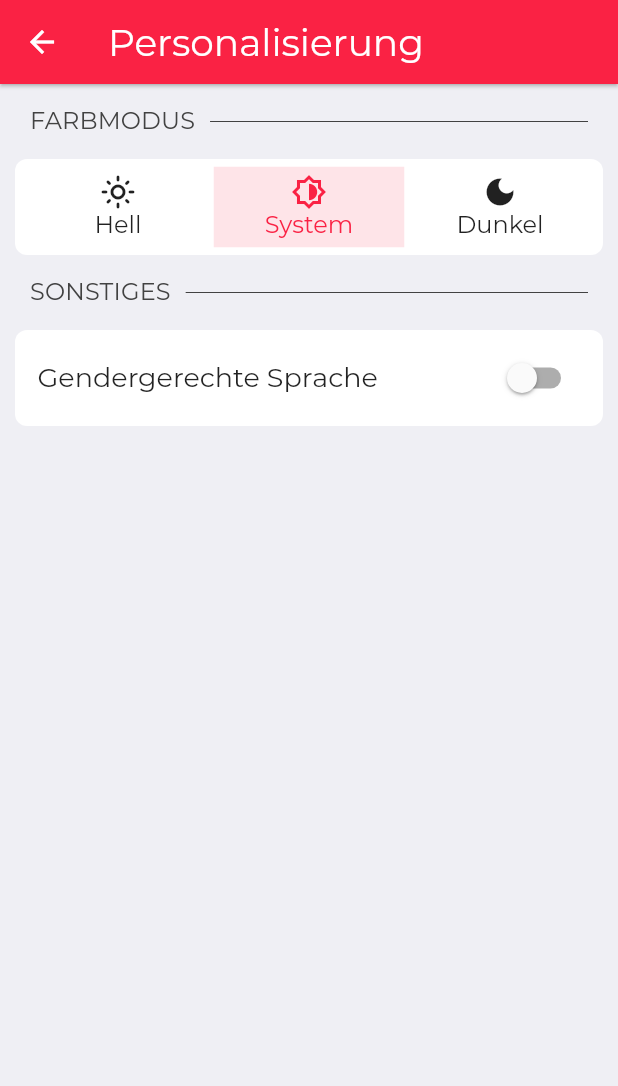
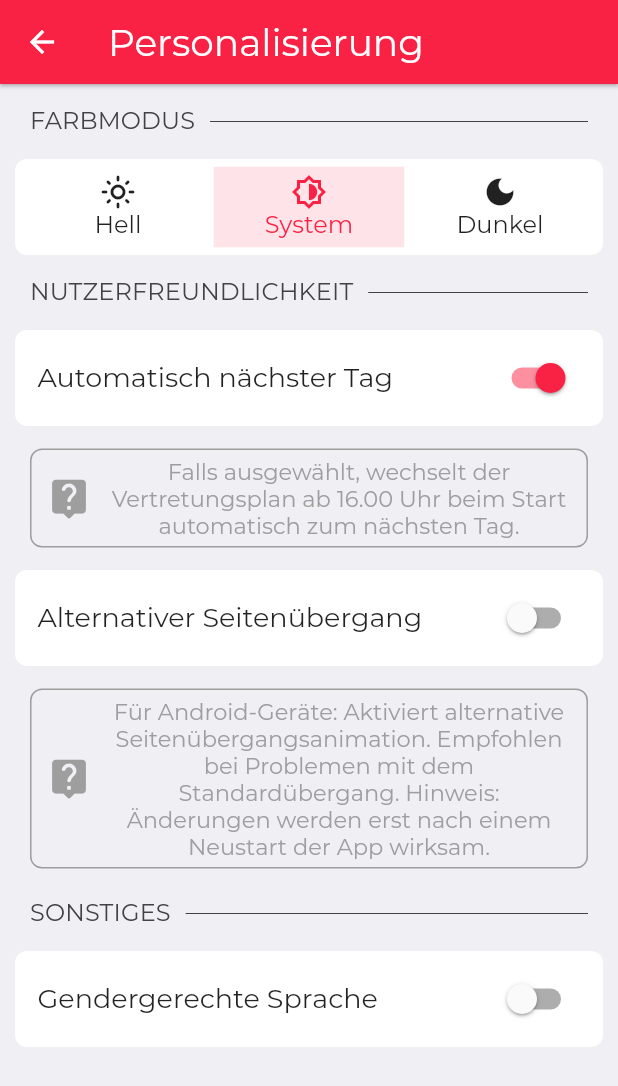
Before and after one commit to lukasengel/schueler_app, a Flutter app: the PersonalizationPage screen opened by its route, on a phone screen of 412 x 824 dp. Shown: the top 1086 px of the screen. Run offline on Flutter 3.47's test engine with Material 2 defaults, Android fonts, the light colour scheme and no system bars; our stand-ins replace cached_network_image, firebase_auth, firebase_core, firebase_database, firebase_messaging, flutter_easyrefresh and 6 more; missing offline and left inert: marquee_text; accounts and stored records are empty; project files that could hold a hidden picture were left out.

Commit message:
Update 09/21/22 (Version 6)

```diff
--- a/lang/de_DE.json
+++ b/lang/de_DE.json
@@ -50,6 +50,11 @@
     "settings/personalization/light": "Hell",
     "settings/personalization/dark": "Dunkel",
     "settings/personalization/system": "System",
+    "settings/personalization/usability":"Nutzerfreundlichkeit",
+    "settings/personalization/jump_to_next_day": "Automatisch nächster Tag",
+    "settings/personalization/info_jump_to_next_day":"Falls ausgewählt, wechselt der Vertretungsplan ab 16.00 Uhr beim Start automatisch zum nächsten Tag.",
+    "settings/personalization/android_alternative_transition": "Alternativer Seitenübergang",
+    "settings/personalization/info_android_alternative_transition":"Für Android-Geräte: Aktiviert alternative Seitenübergangsanimation. Empfohlen bei Problemen mit dem Standardübergang. Hinweis: Änderungen werden erst nach einem Neustart der App wirksam.",
     "settings/personalization/gender_neutral_language": "Gendergerechte Sprache",
 
     "settings/filters/choose_grade": "Jahrgangsstufen",
--- a/lang/en_US.json
+++ b/lang/en_US.json
@@ -43,7 +43,7 @@
     "settings/filters": "Filter Table",
     "settings/notifications": "Notifications",
     "settings/abbreviations":"Abbreviations",
-    "settings/report_a_bug": "Report a bug/Feedback",
+    "settings/report_a_bug": "Report a Bug/Feedback",
     "settings/github": "GitHub",
     "settings/logout": "Sign Out",
 
@@ -51,6 +51,11 @@
     "settings/personalization/light": "Light",
     "settings/personalization/dark": "Dark",
     "settings/personalization/system": "System",
+    "settings/personalization/usability":"Usability",
+    "settings/personalization/jump_to_next_day": "Jump to Next Day",
+    "settings/personalization/info_jump_to_next_day":"If enabled, after 4 PM the substitution plan automatically jumps to the next day when the app is launched.",
+    "settings/personalization/android_alternative_transition": "Alternative Page Transition",
+    "settings/personalization/info_android_alternative_transition":"For Android devices: Enables alternative page transition. Recommended if you're experiencing trouble with the default. Please note: Requires a restart of the app to take effect.",
     "settings/personalization/gender_neutral_language": "Gender-neutral Language",
 
     "settings/filters/choose_grade": "Grades",
--- a/lib/controllers/local_data.dart
+++ b/lib/controllers/local_data.dart
@@ -63,6 +63,9 @@ class LocalData extends GetxController {
         broadcastNotifications:
             prefs.getBool("broadcastNotifications") ?? false,
         forceGerman: prefs.getBool("forceGerman") ?? false,
+        jumpToNextDay: prefs.getBool("jumpToNextDay") ?? true,
+        androidAlternativeTransition:
+            prefs.getBool("androidAlternativeTransition") ?? false,
         selectedTheme: ColorMode.values[prefs.getInt("selectedTheme") ?? 1],
       );
     } catch (e) {
@@ -84,6 +87,9 @@ class LocalData extends GetxController {
       await prefs.setBool(
           "broadcastNotifications", settings.broadcastNotifications);
       await prefs.setBool("forceGerman", settings.forceGerman);
+      await prefs.setBool("jumpToNextDay", settings.jumpToNextDay);
+      await prefs.setBool("androidAlternativeTransition",
+          settings.androidAlternativeTransition);
       await prefs.setInt("selectedTheme", settings.selectedTheme.index);
     } catch (e) {
       throw LocalDataException.settingsWriteError(e.toString());
--- a/lib/models/settings.dart
+++ b/lib/models/settings.dart
@@ -1,15 +1,18 @@
-enum ColorMode {LIGHT, SYSTEM, DARK}
+enum ColorMode { LIGHT, SYSTEM, DARK }
 
 class Settings {
-  String username, password;
+  String username;
+  String password;
   Map<String, dynamic> filters;
   List<String> notifications;
-  bool reversedNews,
-      reversedSmv,
-      dailyNotifications,
-      smvNotifications,
-      broadcastNotifications,
-      forceGerman;
+  bool reversedNews;
+  bool reversedSmv;
+  bool dailyNotifications;
+  bool smvNotifications;
+  bool broadcastNotifications;
+  bool forceGerman;
+  bool jumpToNextDay;
+  bool androidAlternativeTransition;
   ColorMode selectedTheme;
 
   Settings({
@@ -23,6 +26,8 @@ class Settings {
     required this.smvNotifications,
     required this.broadcastNotifications,
     required this.forceGerman,
+    required this.jumpToNextDay,
+    required this.androidAlternativeTransition,
     required this.selectedTheme,
   });
 }
--- a/lib/pages/settings_page/settings_subpages/personalizations_page/personalization_page.dart
+++ b/lib/pages/settings_page/settings_subpages/personalizations_page/personalization_page.dart
@@ -1,3 +1,5 @@
+import 'dart:io';
+
 import 'package:flutter/material.dart';
 import 'package:get/get.dart';
 
@@ -6,6 +8,7 @@ import './personalization_page_controller.dart';
 import '../../../../widgets/settings_ui/settings_container.dart';
 import '../../../../widgets/settings_ui/settings_switch_tile.dart';
 import '../../../../widgets/settings_ui/settings_text.dart';
+import '../../../../widgets/settings_ui/settings_info_box.dart';
 
 class PersonalizationPage extends StatelessWidget {
   static const route = "/settings/personalization";
@@ -22,7 +25,7 @@ class PersonalizationPage extends StatelessWidget {
         bottom: false,
         child: GetBuilder<PersonalizationPageController>(builder: (controller) {
           return ListView(
-            padding: const EdgeInsets.only(top: 5),
+            padding: const EdgeInsets.fromLTRB(0, 5, 0, 150),
             children: [
               SettingsText(text: "settings/personalization/colors".tr),
               SettingsContainer(
@@ -72,6 +75,37 @@ class PersonalizationPage extends StatelessWidget {
                   ),
                 ),
               ),
+              SettingsText(text: "settings/personalization/usability".tr),
+              SettingsSwitchTile(
+                label: "settings/personalization/jump_to_next_day".tr,
+                value: controller.localData.settings.jumpToNextDay,
+                onChanged: controller.jumpToNexDay,
+              ),
+              SettingsInfoBox(
+                "settings/personalization/info_jump_to_next_day".tr,
+                margin: const EdgeInsets.symmetric(
+                  horizontal: 20,
+                  vertical: 10,
+                ),
+              ),
+              if (Platform.isAndroid) ...[
+                SettingsSwitchTile(
+                  label:
+                      "settings/personalization/android_alternative_transition"
+                          .tr,
+                  value: controller
+                      .localData.settings.androidAlternativeTransition,
+                  onChanged: controller.androidAlternativeTransition,
+                ),
+                SettingsInfoBox(
+                  "settings/personalization/info_android_alternative_transition"
+                      .tr,
+                  margin: const EdgeInsets.symmetric(
+                    horizontal: 20,
+                    vertical: 10,
+                  ),
+                ),
+              ],
               SettingsText(text: "settings/filters/misc".tr),
               SettingsSwitchTile(
                 label: "settings/personalization/gender_neutral_language".tr,
--- a/lib/theme.dart
+++ b/lib/theme.dart
@@ -156,7 +156,7 @@ class AppTheme {
       style: ElevatedButton.styleFrom(
         shape: RoundedRectangleBorder(borderRadius: BorderRadius.circular(15)),
         textStyle: const TextStyle(fontSize: 25, fontFamily: "Montserrat"),
-        onPrimary: Colors.white,
+        foregroundColor: Colors.white,
       ),
     ),
     textButtonTheme: TextButtonThemeData(
--- a/lib/widgets/settings_ui/settings_info_box.dart
+++ b/lib/widgets/settings_ui/settings_info_box.dart
@@ -1,12 +1,15 @@
 import 'package:flutter/material.dart';
 
 class SettingsInfoBox extends StatelessWidget {
+  final EdgeInsetsGeometry? margin;
   final String message;
-  const SettingsInfoBox(this.message, {Key? key}) : super(key: key);
+  const SettingsInfoBox(this.message, {this.margin, Key? key})
+      : super(key: key);
 
   @override
   Widget build(BuildContext context) {
     return Container(
+      margin: margin,
       constraints: const BoxConstraints(maxWidth: 500),
       decoration: BoxDecoration(
         borderRadius: BorderRadius.circular(8),
--- a/lib/widgets/table_container/table_container.dart
+++ b/lib/widgets/table_container/table_container.dart
@@ -43,14 +43,11 @@ class TableContainer extends StatelessWidget {
       }
 
       showSnackBar(
-        context: Get.context!,
-        snackbar: SnackBar(
         content: one.isEmpty ? Text(two) : Text(one + ": " + two),
         duration: const Duration(seconds: 5),
         action: SnackBarAction(
           label: "home/show_all".tr,
           onPressed: () => Get.toNamed(routes.abbreviations),
-          ),
         ),
       );
     }
@@ -181,6 +178,8 @@ class TableContainer extends StatelessWidget {
                           DateFormat.yMMMMEEEEd(Get.locale.toString())
                               .format(table.date),
                           style: context.textTheme.headlineSmall,
+                          maxLines: 1,
+                          overflow: TextOverflow.ellipsis,
                         ),
                         Divider(
                           color: context.theme.colorScheme.onTertiary,
--- a/pubspec.yaml
+++ b/pubspec.yaml
@@ -3,7 +3,7 @@ description: Schüler-App für das Gnadenthal-Gymnasium
 
 publish_to: 'none'
 
-version: 1.0.1+5
+version: 1.0.2+6
 
 environment:
   sdk: ">=2.17.0 <3.0.0"
```
Also changed, not shown: lib/controllers/lifecycle.dart (+8 -6 lines), lib/main.dart (+5 -2 lines), lib/pages/home_page/home_page_controller.dart (+1 -20 lines), lib/pages/settings_page/settings_subpages/abbreviations_page/abbreviations_page.dart (+16 -16 lines), lib/pages/settings_page/settings_subpages/notifications_page/notifications_page.dart (+3 -5 lines), lib/pages/settings_page/settings_subpages/personalizations_page/personalization_page_controller.dart (+15 -0 lines), lib/pages/settings_page/settings_subpages/report_a_bug_page/report_bug_page_controller.dart (+1 -17 lines), lib/pages/tabs/substitution_tab/substitution_tab_controller.dart (+10 -2 lines), lib/widgets/snackbar.dart (+27 -3 lines). Lines whose indentation alone changed are shown as unchanged.
